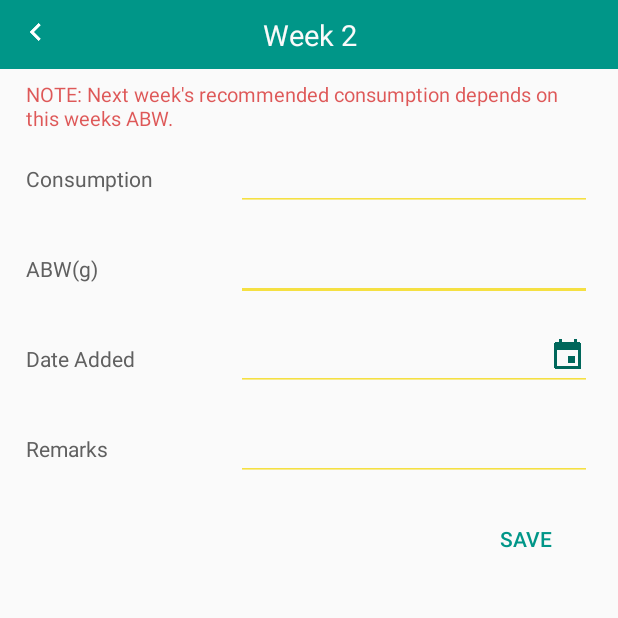
After one commit to rjhonsl/MappedCRM, an Android app: the Activity_Pond_WeekDetails screen opened directly, with no data from a screen before it, on a phone screen of 412 x 824 dp, the top half of it. The commit adds this screen. Run offline under Robolectric (Android 15) with nearby library versions, the phone set to English and light mode, and no system bars; libraries missing offline, so code that uses them is left out: com.fourmob.datetimepicker; network calls fail.

Commit message:
Changes: **Ponds ~Fix errors (Time picker: month starts at 0 instead of 1)

```diff
--- a/app/src/main/AndroidManifest.xml
+++ b/app/src/main/AndroidManifest.xml
@@ -79,7 +79,7 @@
                   android:label="Pond Information">
         </activity>
 
-        <activity android:name=".Main.Activity_WeeklyReports_Growout_FarmPondReports"
+        <activity android:name=".Main.Activity_PondWeeklyConsumption"
                   android:label="Weekly Reports">
         </activity>
 
@@ -119,6 +119,9 @@
         <activity android:name=".Main.Activity_EditPonds">
         </activity>
 
+        <activity android:name=".Main.Activity_Pond_WeekDetails">
+        </activity>
+
 
 
         <!--RECEIVERS-->
--- a/app/src/main/java/com/santeh/rjhonsl/samplemap/Main/Activity_FarmViewOptions.java
+++ b/app/src/main/java/com/santeh/rjhonsl/samplemap/Main/Activity_FarmViewOptions.java
@@ -58,7 +58,7 @@ public class Activity_FarmViewOptions extends Activity{
             public void onClick(View v) {
 
                 int converted = Integer.parseInt(customerID.trim());
-                Intent intent = new Intent(Activity_FarmViewOptions.this, Activity_WeeklyReports_Growout_FarmPondReports.class);
+                Intent intent = new Intent(Activity_FarmViewOptions.this, Activity_PondWeeklyConsumption.class);
                 intent.putExtra("id", converted );
                 intent.putExtra("farmname", farmname);
                 startActivity(intent);
--- /dev/null
+++ b/app/src/main/java/com/santeh/rjhonsl/samplemap/Main/Activity_Pond_WeekDetails.java
@@ -0,0 +1,24 @@
+package com.santeh.rjhonsl.samplemap.Main;
+
+import android.os.Bundle;
+import android.support.v4.app.FragmentActivity;
+
+import com.fourmob.datetimepicker.date.DatePickerDialog;
+import com.santeh.rjhonsl.samplemap.R;
+
+/**
+ * Created by rjhonsl on 9/30/2015.
+ */
+public class Activity_Pond_WeekDetails extends FragmentActivity implements DatePickerDialog.OnDateSetListener {
+
+    @Override
+    protected void onCreate(Bundle savedInstanceState) {
+        super.onCreate(savedInstanceState);
+        setContentView(R.layout.activity_pond_weekly_details);
+    }
+
+    @Override
+    public void onDateSet(DatePickerDialog datePickerDialog, int year, int month, int day) {
+
+    }
+}
--- /dev/null
+++ b/app/src/main/res/layout/activity_pond_weekly_details.xml
@@ -0,0 +1,165 @@
+<?xml version="1.0" encoding="utf-8"?>
+<LinearLayout xmlns:android="http://schemas.android.com/apk/res/android"
+              android:orientation="vertical"
+              android:layout_width="match_parent"
+              android:layout_height="match_parent">
+
+    <LinearLayout
+        android:id="@+id/ll_titlebar"
+        android:background="#009688"
+        android:orientation="horizontal"
+        android:layout_width="fill_parent"
+        android:layout_height="wrap_content"
+        android:padding="10dp"
+        >
+
+        <ImageButton
+            android:layout_weight="1"
+            android:background="@drawable/bg_material_transparent"
+            android:src="@drawable/ic_keyboard_arrow_left_white_24dp"
+            android:layout_width="0dp"
+            android:layout_height="wrap_content"/>
+
+        <TextView
+            android:text="Week 2"
+            android:gravity="center"
+            android:id="@+id/title"
+            android:textSize="19sp"
+            android:layout_weight="12"
+            android:textColor="@color/background_material_light"
+            android:layout_width="0dp"
+            android:layout_height="wrap_content"/>
+
+        <ImageButton
+            android:layout_weight="1"
+            android:background="@drawable/bg_material_transparent"
+            android:src="@drawable/ic_filler24dp"
+            android:layout_width="0dp"
+            android:layout_height="wrap_content"/>
+
+    </LinearLayout>
+
+    <ScrollView android:layout_width="fill_parent"
+                android:layout_height="wrap_content">
+        <LinearLayout android:layout_width="fill_parent"
+                      android:layout_height="fill_parent"
+                      android:orientation="vertical"
+                      android:paddingLeft="10dp"
+                      android:paddingRight="10dp"
+            >
+            <TextView android:layout_width="wrap_content"
+                      android:layout_height="wrap_content"
+                      android:textSize="13sp"
+                      android:textColor="@color/red_600"
+                      android:text="NOTE: Next week's recommended consumption depends on this weeks ABW."
+                      android:paddingLeft="7dp"
+                      android:paddingRight="7dp"
+                      android:paddingTop="7dp"
+                />
+
+
+
+            <LinearLayout android:layout_width="fill_parent"
+                          android:layout_height="wrap_content"
+                          android:orientation="horizontal"
+                          android:padding="7dp">
+
+                <TextView android:layout_width="140dp"
+                          android:layout_height="wrap_content"
+                          android:textSize="14sp"
+                          android:textColor="@color/gray_600"
+
+                          android:text="Consumption"
+                    />
+
+                <EditText android:layout_width="fill_parent"
+                          android:layout_height="wrap_content"
+                          android:focusable="false"
+                          android:id="@+id/edtConsumption"
+                    />
+
+            </LinearLayout>
+
+
+            <LinearLayout android:layout_width="fill_parent"
+                          android:layout_height="wrap_content"
+                          android:orientation="horizontal"
+                          android:padding="7dp">
+
+                <TextView android:layout_width="140dp"
+                          android:layout_height="wrap_content"
+                          android:textSize="14sp"
+                          android:textColor="@color/gray_600"
+                          android:text="ABW(g)"
+                    />
+
+                <EditText android:layout_width="fill_parent"
+                          android:id="@+id/edtAbw"
+                          android:inputType="number"
+                          android:layout_height="wrap_content"/>
+
+            </LinearLayout>
+
+
+
+            <LinearLayout android:layout_width="fill_parent"
+                          android:layout_height="wrap_content"
+                          android:orientation="horizontal"
+                          android:padding="7dp">
+
+                <TextView android:layout_width="140dp"
+                          android:layout_height="wrap_content"
+                          android:textSize="14sp"
+                          android:textColor="@color/gray_600"
+                          android:text="Date Added"
+                    />
+
+                <EditText android:layout_width="fill_parent"
+                          android:focusable="false"
+                          android:id="@+id/edtDate"
+                          android:drawableRight="@drawable/ic_event_darkteal_24dp"
+                          android:layout_height="wrap_content"/>
+
+            </LinearLayout>
+
+
+            <LinearLayout android:layout_width="fill_parent"
+                          android:layout_height="wrap_content"
+                          android:orientation="horizontal"
+                          android:padding="7dp">
+
+                <TextView android:layout_width="140dp"
+                          android:layout_height="wrap_content"
+                          android:textSize="14sp"
+                          android:textColor="@color/gray_600"
+
+                          android:text="Remarks"
+                    />
+
+                <EditText android:layout_width="fill_parent"
+                          android:id="@+id/edtRemarks"
+                          android:layout_height="wrap_content"/>
+
+            </LinearLayout>
+
+
+            <LinearLayout android:layout_width="fill_parent"
+                          android:layout_height="wrap_content"
+                          android:orientation="horizontal"
+                          android:gravity="right"
+                          android:padding="7dp">
+
+                <Button android:layout_width="wrap_content"
+                        android:layout_height="wrap_content"
+                        android:id="@+id/btnSave"
+                        android:textColor="@color/deepteal_500"
+                        android:background="@drawable/bg_material_transparent"
+                        android:text="SAVE"
+                    />
+            </LinearLayout>
+
+        </LinearLayout>
+    </ScrollView>
+
+
+</LinearLayout>
--- a/app/src/main/res/layout/item_lv_weeklypondsummary.xml
+++ b/app/src/main/res/layout/item_lv_weeklypondsummary.xml
@@ -87,8 +87,8 @@
 
 
                 <TextView
-                    android:id="@+id/itemlv_weeklyreport_pondsummary_actual"
-                    android:text="Actual:  N/A"
+                    android:id="@+id/itemlv_weeklyreport_pondsummary_abw"
+                    android:text="Current ABW: N/A"
                     android:textSize="14sp"
                     android:layout_width="wrap_content"
                     android:layout_height="wrap_content"/>
@@ -96,7 +96,6 @@
                 <TextView
                     android:id="@+id/itemlv_weeklyreport_pondsummary_remarks"
                     android:text="Remarks: None"
-                    android:paddingTop="3dp"
                     android:textSize="14sp"
                     android:layout_width="wrap_content"
                     android:layout_height="wrap_content"/>
--- a/app/src/main/res/values/color.xml
+++ b/app/src/main/res/values/color.xml
@@ -5,6 +5,7 @@
     <color name="skyblue_400">#ec42a5f5</color>
     <color name="skyblue_300">#ce42a5f5</color>
     <color name="skyblue_200">#af42a5f5</color>
+    <color name="skyblue_100">#7942a5f5</color>
     <color name="yellow">#f5e042</color>
     <color name="amber_600">#FF9800</color>
     <color name="amber_500">#e9ff9800</color>
@@ -43,5 +44,6 @@
     <color name="orange_400">#bfff5722</color>
     <color name="orange_500">#d3ff5722</color>
     <color name="orange_600">#edff5722</color>
+    <color name="transparent">#00ffffff</color>
 
 </resources>
```
Also changed, not shown: app/src/main/java/com/santeh/rjhonsl/samplemap/Adapter/Adapter_Growouts_PondWeekLyConsumption.java (+24 -24 lines), app/src/main/java/com/santeh/rjhonsl/samplemap/Main/Activity_ManagePonds.java (+22 -18 lines), app/src/main/java/com/santeh/rjhonsl/samplemap/Main/Activity_PondWeeklyConsumption.java (renamed from app/src/main/java/com/santeh/rjhonsl/samplemap/Main/Activity_WeeklyReports_Growout_FarmPondReports.java, +22 -13 lines), app/src/main/res/drawable/bg_blue_box_curvebottom.xml (+5 -5 lines).
